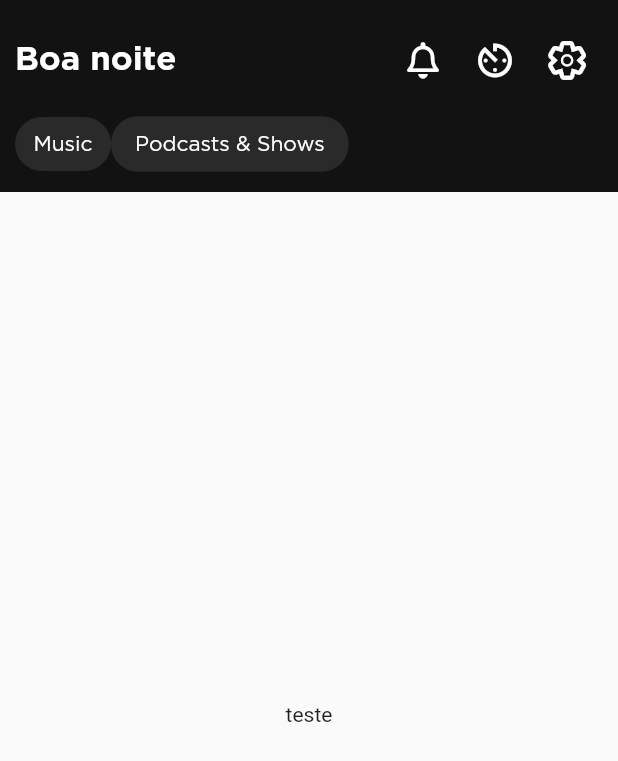
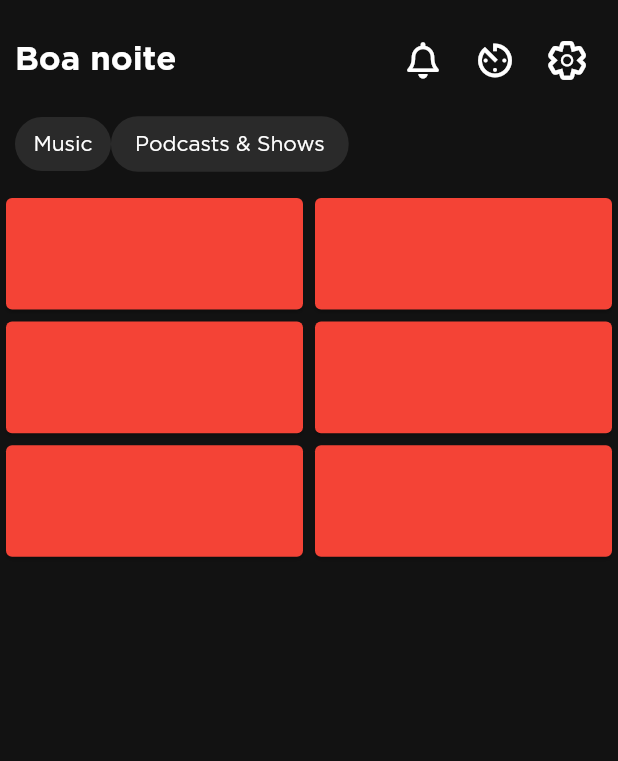
Before and after one commit to AngeloAntonioScholze/Portifolio, a Flutter app: the screen it shows after launch, on a phone screen of 412 x 824 dp. Shown: the top 761 px of the screen. Run offline on Flutter 3.47's test engine with Material 2 defaults, Android fonts, the phone set to English and light mode, and no system bars; our stand-ins replace font_awesome_flutter.

Commit message:
started doing the main screen body, created main body widget for more manageable

```diff
--- a/spotify_clone/lib/pages/home.dart
+++ b/spotify_clone/lib/pages/home.dart
@@ -2,9 +2,10 @@ import 'package:flutter/material.dart';
 
 import '../widgets/home_app_bar.dart';
 import '../widgets/home_tags_row.dart';
+import '../widgets/main_screen_body.dart';
 
 class MyHomePage extends StatefulWidget {
-  MyHomePage({Key? key}) : super(key: key);
+  const MyHomePage({Key? key}) : super(key: key);
 
   @override
   State<MyHomePage> createState() => _MyHomePageState();
@@ -27,9 +28,7 @@ class _MyHomePageState extends State<MyHomePage> {
               ),
             ];
           },
-          body: Center(
-            child: Text('teste'),
-          ),
+          body: const MainScreenBody(),
         ),
       ),
     );
--- /dev/null
+++ b/spotify_clone/lib/widgets/main_screen_body.dart
@@ -0,0 +1,28 @@
+import 'package:flutter/material.dart';
+
+import 'main_screen_grid.dart';
+
+class MainScreenBody extends StatelessWidget {
+  const MainScreenBody({
+    Key? key,
+  }) : super(key: key);
+
+  @override
+  Widget build(BuildContext context) {
+    return DecoratedBox(
+      decoration: const BoxDecoration(
+        color: Color.fromRGBO(18, 18, 18, 1.0),
+      ),
+      child: CustomScrollView(
+        slivers: [
+          const MainScreenGrid(),
+          SliverList(
+            delegate: SliverChildBuilderDelegate(
+              (context, index) {},
+            ),
+          )
+        ],
+      ),
+    );
+  }
+}
```
Also changed, not shown: spotify_clone/lib/widgets/main_screen_grid.dart (added, +31 -0 lines).
